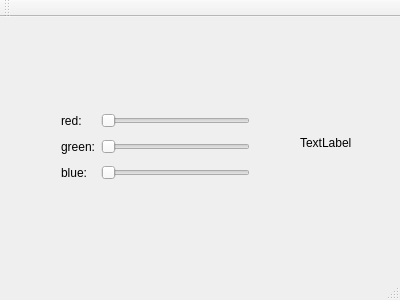
Old version of the form student/11/colorpicker_designer/mainwindow.ui in the repository dareDEVil-aynur/COMP.CS.110.
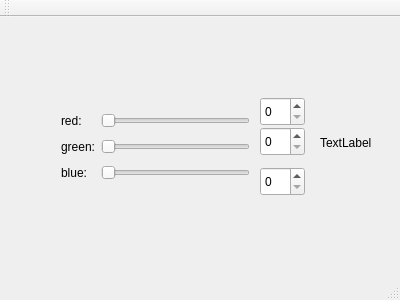
New version of the form.

Commit message: color picker

```diff
--- a/student/11/colorpicker_designer/mainwindow.ui
+++ b/student/11/colorpicker_designer/mainwindow.ui
@@ -71,7 +71,7 @@
    <widget class="QLabel" name="colorLabel">
     <property name="geometry">
      <rect>
-      <x>300</x>
+      <x>320</x>
       <y>100</y>
       <width>62</width>
       <height>51</height>
@@ -81,6 +81,36 @@
      <string>TextLabel</string>
     </property>
    </widget>
+   <widget class="QSpinBox" name="spinBoxGreen">
+    <property name="geometry">
+     <rect>
+      <x>260</x>
+      <y>110</y>
+      <width>45</width>
+      <height>29</height>
+     </rect>
+    </property>
+   </widget>
+   <widget class="QSpinBox" name="spinBoxRed">
+    <property name="geometry">
+     <rect>
+      <x>260</x>
+      <y>80</y>
+      <width>45</width>
+      <height>29</height>
+     </rect>
+    </property>
+   </widget>
+   <widget class="QSpinBox" name="spinBoxBlue">
+    <property name="geometry">
+     <rect>
+      <x>260</x>
+      <y>150</y>
+      <width>45</width>
+      <height>29</height>
+     </rect>
+    </property>
+   </widget>
   </widget>
   <widget class="QMenuBar" name="menuBar">
    <property name="geometry">
```
Left out of the diff: 51 changed lines with no effect on the pictures. The commit also changes 1 other file.
